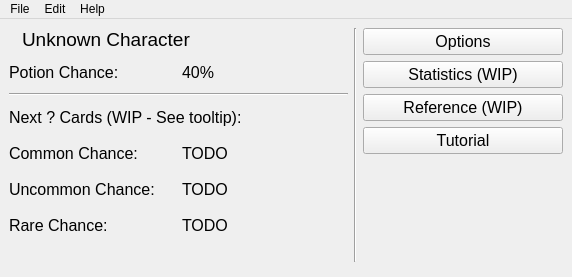
Qt form src/ui/mainwindow.ui (casey-c/spiretool) before a commit.
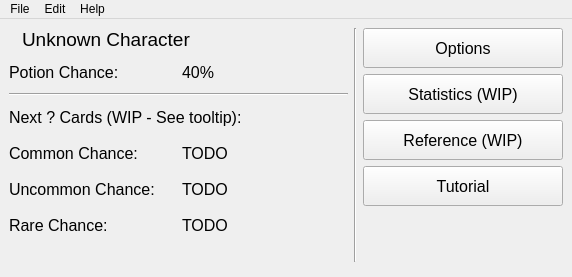
The same form after that commit. Icons and pictures are not drawn.

```diff
--- a/src/ui/mainwindow.ui
+++ b/src/ui/mainwindow.ui
@@ -202,7 +202,7 @@
         <property name="minimumSize">
          <size>
           <width>200</width>
-          <height>0</height>
+          <height>40</height>
          </size>
         </property>
         <property name="font">
@@ -219,8 +219,8 @@
         </property>
         <property name="iconSize">
          <size>
-          <width>24</width>
-          <height>24</height>
+          <width>30</width>
+          <height>30</height>
          </size>
         </property>
        </widget>
@@ -230,7 +230,7 @@
         <property name="minimumSize">
          <size>
           <width>200</width>
-          <height>0</height>
+          <height>40</height>
          </size>
         </property>
         <property name="font">
@@ -247,8 +247,8 @@
         </property>
         <property name="iconSize">
          <size>
-          <width>24</width>
-          <height>24</height>
+          <width>30</width>
+          <height>30</height>
          </size>
         </property>
        </widget>
@@ -258,7 +258,7 @@
         <property name="minimumSize">
          <size>
           <width>200</width>
-          <height>0</height>
+          <height>40</height>
          </size>
         </property>
         <property name="font">
@@ -275,8 +275,8 @@
         </property>
         <property name="iconSize">
          <size>
-          <width>24</width>
-          <height>24</height>
+          <width>30</width>
+          <height>30</height>
          </size>
         </property>
        </widget>
@@ -286,7 +286,7 @@
         <property name="minimumSize">
          <size>
           <width>200</width>
-          <height>0</height>
+          <height>40</height>
          </size>
         </property>
         <property name="font">
@@ -303,8 +303,8 @@
         </property>
         <property name="iconSize">
          <size>
-          <width>24</width>
-          <height>24</height>
+          <width>30</width>
+          <height>30</height>
          </size>
         </property>
        </widget>
```
